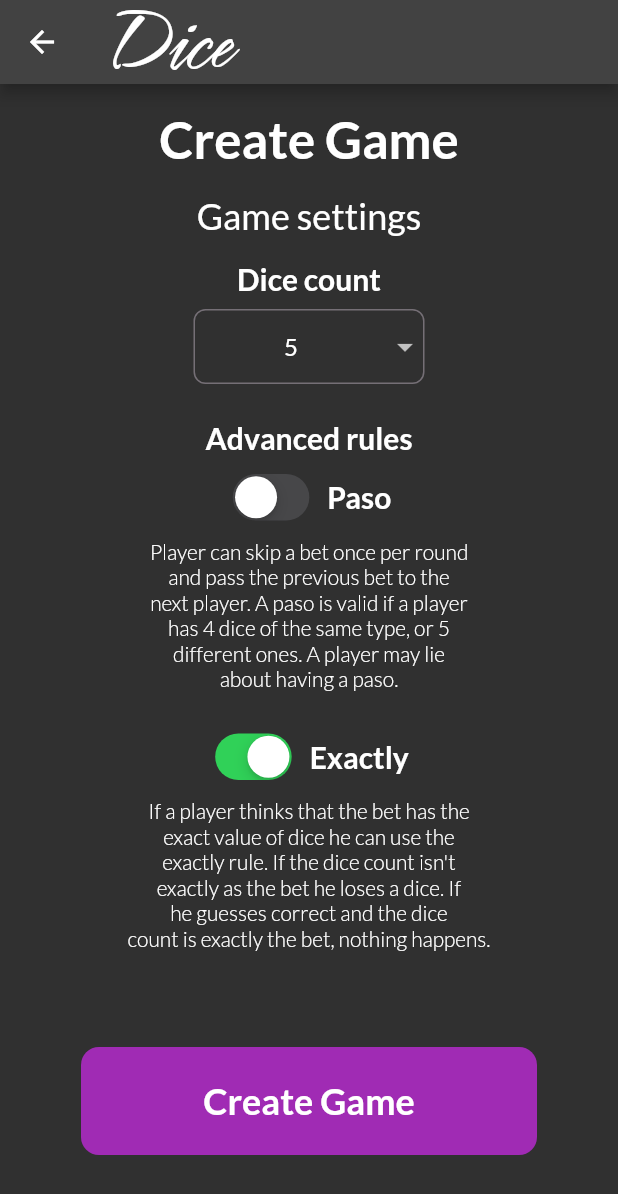
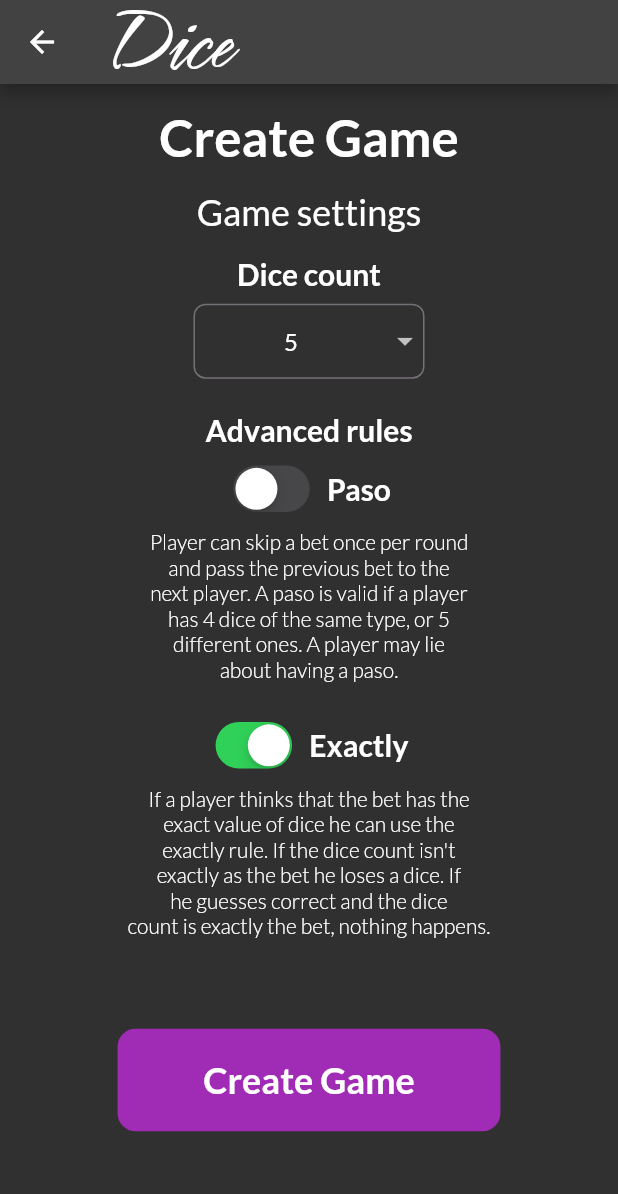
Before and after one commit to korenminchev/dice-fe, a Flutter app: the screen it shows after launch, after a tap on "Create Game", on a phone screen of 412 x 824 dp. Shown: the top 1194 px of the screen. Run offline on Flutter 3.47's test engine with Material 2 defaults, Android fonts, the light colour scheme and no system bars; our stand-ins replace bloc, dartz, equatable, flutter_bloc, get_it; missing offline and left inert: dart:html; accounts and stored records are empty; generated files the repository leaves out were written again; network calls fail.

Commit message:
Added responsiveness.

```diff
--- a/lib/core/widgets/app_ui.dart
+++ b/lib/core/widgets/app_ui.dart
@@ -4,4 +4,18 @@ class AppUI {
   static const Color primaryColor = Color(0xFFA02BB4);
   static const Color lightPurpleColor = Color(0xFFF3ABFF);
   static const Color lightGrayColor = Color(0xFF756F76);
+
+  static const int widthUnitsCount = 62;
+  static const int heightUintsCount = 110;
+
+  static double widthUnitSize = 0;
+  static double heightUnitSize = 0;
+
+  static void setUntitsSize(BuildContext context) {
+    widthUnitSize = (MediaQuery.of(context).size.width / widthUnitsCount);
+    heightUnitSize = (MediaQuery.of(context).size.height / heightUintsCount);
+  }
+
+  static double get widthUnit => widthUnitSize;
+  static double get heightUnit => heightUnitSize;
 }
--- a/lib/core/widgets/drawer/dice_drawer.dart
+++ b/lib/core/widgets/drawer/dice_drawer.dart
@@ -1,3 +1,4 @@
+import 'package:dice_fe/core/widgets/app_ui.dart';
 import 'package:flutter/material.dart';
 
 import 'drawer_item.dart';
@@ -8,6 +9,7 @@ class DiceDrawer extends StatelessWidget {
 
   @override
   Widget build(BuildContext context) {
+    AppUI.setUntitsSize(context);
     return SizedBox(
       width: width,
       child: Drawer(
--- a/lib/core/widgets/drawer/drawer_item.dart
+++ b/lib/core/widgets/drawer/drawer_item.dart
@@ -1,3 +1,4 @@
+import 'package:dice_fe/core/widgets/app_ui.dart';
 import 'package:flutter/material.dart';
 
 class DrawerItem extends StatelessWidget {
@@ -40,7 +41,7 @@ class DrawerItem extends StatelessWidget {
               ),
             ],
           ),
-          const SizedBox(height: 20),
+          SizedBox(height: 2.5 * AppUI.heightUnit),
         ],
       ),
     );
--- a/lib/core/widgets/primary_button.dart
+++ b/lib/core/widgets/primary_button.dart
@@ -4,17 +4,18 @@ import 'package:flutter/material.dart';
 class PrimaryButton extends StatelessWidget {
   final void Function()? onTap;
   final String text;
-  final double width;
-  final double height;
+  final double? width;
+  final double? height;
   const PrimaryButton(
     {required this.text,
     required this.onTap,
-    this.width = 288,
-    this.height = 56,
+    this.width,
+    this.height,
     Key? key}) : super(key: key);
 
   @override
   Widget build(BuildContext context) {
+    AppUI.setUntitsSize(context);
     return TextButton(
       style: ButtonStyle(
         backgroundColor: MaterialStateProperty.all<Color>(
@@ -28,8 +29,8 @@ class PrimaryButton extends StatelessWidget {
       ),
       onPressed: onTap,
       child: SizedBox(
-        width: width,
-        height: height,
+        width: width ?? AppUI.widthUnit * 36,
+        height: height ?? AppUI.heightUnit * 7,
         child: Center(
           child: Text(
             text,
--- a/lib/core/widgets/text_field.dart
+++ b/lib/core/widgets/text_field.dart
@@ -19,9 +19,10 @@ class DiceTextField extends StatelessWidget {
 
   @override
   Widget build(BuildContext context) {
+    AppUI.setUntitsSize(context);
     return SizedBox(
-      width: 288,
-      height: 56,
+      width: AppUI.widthUnit * 36,
+      height: AppUI.heightUnit * 7,
       child: TextField(
         onChanged: onChanged,
         controller: controller,
--- a/lib/features/create_game/create_game_page.dart
+++ b/lib/features/create_game/create_game_page.dart
@@ -27,6 +27,7 @@ class _CreateGamePageState extends State<CreateGamePage> {
 
   @override
   Widget build(BuildContext context) {
+    AppUI.setUntitsSize(context);
     return Scaffold(
       appBar: AppBar(
         title: const DiceAppBarTitle(),
@@ -34,7 +35,7 @@ class _CreateGamePageState extends State<CreateGamePage> {
       body: SingleChildScrollView(
         child: Column(
           children: [
-            const SizedBox(height: 16),
+            SizedBox(height: 2 * AppUI.heightUnit),
             const Text(
               "Create Game",
               style: TextStyle(
@@ -42,14 +43,14 @@ class _CreateGamePageState extends State<CreateGamePage> {
                 fontWeight: FontWeight.w700
               ),
             ),
-            const SizedBox(height: 16),
+            SizedBox(height: 2 * AppUI.heightUnit),
             const Text(
               "Game settings",
               style: TextStyle(
                 fontSize: 24
               ),
             ),
-            const SizedBox(height: 16),
+            SizedBox(height: 2 * AppUI.heightUnit),
             const Text(
               "Dice count",
               style: TextStyle(
@@ -57,7 +58,7 @@ class _CreateGamePageState extends State<CreateGamePage> {
                 fontWeight: FontWeight.w700
               ),
             ),
-            const SizedBox(height: 8),
+            SizedBox(height: AppUI.heightUnit),
             Container(
               decoration: BoxDecoration(
                 border: Border.all(color: AppUI.lightGrayColor),
@@ -84,9 +85,7 @@ class _CreateGamePageState extends State<CreateGamePage> {
                 ),
               ),
             ),
-            const SizedBox(
-              height: 24,
-            ),
+            SizedBox(height: 3 * AppUI.heightUnit),
             const Text(
               "Advanced rules",
               style: TextStyle(
@@ -94,7 +93,7 @@ class _CreateGamePageState extends State<CreateGamePage> {
                 fontWeight: FontWeight.w700
               )
             ),
-            const SizedBox(height: 8),
+            SizedBox(height: AppUI.heightUnit),
             Row(
               mainAxisAlignment: MainAxisAlignment.center,
               children: [
@@ -104,7 +103,7 @@ class _CreateGamePageState extends State<CreateGamePage> {
                     rules.pasoAllowed = newValue;
                   })
                 ),
-                const SizedBox(width: 8),
+                SizedBox(width: AppUI.heightUnit),
                 const Text(
                   "Paso",
                   style: TextStyle(
@@ -114,7 +113,7 @@ class _CreateGamePageState extends State<CreateGamePage> {
                 )
               ],
             ),
-            const SizedBox(height: 8),
+            SizedBox(height: AppUI.heightUnit),
             const Text(
               "Player can skip a bet once per round\n"
               "and pass the previous bet to the\n"
@@ -128,7 +127,7 @@ class _CreateGamePageState extends State<CreateGamePage> {
                 fontWeight: FontWeight.w300
               ),
             ),
-            const SizedBox(height: 24),
+            SizedBox(height: 3 * AppUI.heightUnit),
             Row(
               mainAxisAlignment: MainAxisAlignment.center,
               children: [
@@ -138,7 +137,7 @@ class _CreateGamePageState extends State<CreateGamePage> {
                     rules.exactAllowed = newValue;
                   })
                 ),
-                const SizedBox(width: 8),
+                SizedBox(width: AppUI.heightUnit),
                 const Text(
                   "Exactly",
                   style: TextStyle(
@@ -148,7 +147,7 @@ class _CreateGamePageState extends State<CreateGamePage> {
                 )
               ],
             ),
-            const SizedBox(height: 8),
+            SizedBox(height: AppUI.heightUnit),
             const Text(
               "If a player thinks that the bet has the\n"
               "exact value of dice he can use the\n"
@@ -162,7 +161,7 @@ class _CreateGamePageState extends State<CreateGamePage> {
                 fontWeight: FontWeight.w300
               ),
             ),
-            const SizedBox(height: 64),
+            SizedBox(height: 8 * AppUI.heightUnit),
             if (loading)
               const CircularProgressIndicator.adaptive(),
             if (!loading)
@@ -182,7 +181,7 @@ class _CreateGamePageState extends State<CreateGamePage> {
                   );
                 }
               ),
-            const SizedBox(height: 32)
+            SizedBox(height: 4 * AppUI.heightUnit),
           ],
         ),
       ),
--- a/lib/features/home/pages/home_page.dart
+++ b/lib/features/home/pages/home_page.dart
@@ -1,3 +1,4 @@
+import 'package:dice_fe/core/widgets/app_ui.dart';
 import 'package:dice_fe/core/widgets/drawer/dice_drawer.dart';
 import 'package:dice_fe/core/widgets/primary_button.dart';
 import 'package:dice_fe/features/create_game/create_game_page.dart';
@@ -15,6 +16,7 @@ class HomePage extends StatelessWidget {
 
   @override
   Widget build(BuildContext context) {
+    AppUI.setUntitsSize(context);
     return Scaffold(
       drawer: const DiceDrawer(),
       appBar: AppBar(),
@@ -50,34 +52,34 @@ class HomePage extends StatelessWidget {
       }),
       builder: (context, state) {
         return (state is Loading) ? const Center(child: CircularProgressIndicator())
-          : SingleChildScrollView(
+          : Center(
             child: Column(
               crossAxisAlignment: CrossAxisAlignment.center,
               children: <Widget>[
-                const SizedBox(height: 32, width: 1000),
+                const SizedBox(height: 32),
                 const Text(
                   "Dice",
                   style: TextStyle(fontFamily: "Hurricane", fontSize: 96),
                 ),
                 SizedBox(
-                    width: 200,
-                    height: 200,
+                    width: 25 * AppUI.widthUnit,
+                    height: 25 * AppUI.heightUnit,
                     child: Image.asset("assets/images/dice_logo.png")),
-                const SizedBox(height: 56),
+                SizedBox(height: 7 * AppUI.heightUnit),
                 PrimaryButton(
                   text: 'Join Game',
                   onTap: () {
                     BlocProvider.of<HomeBloc>(context).add(JoinGame());
                   },
                 ),
-                const SizedBox(height: 16),
+                SizedBox(height: 2 * AppUI.heightUnit),
                 PrimaryButton(
                   text: 'Create Game',
                   onTap: () {
                     BlocProvider.of<HomeBloc>(context).add(CreateGameButton());
                   },
                 ),
-                const SizedBox(height: 32),
+                SizedBox(height: 4 * AppUI.heightUnit),
                 GestureDetector(
                   onTap: () {
                     BlocProvider.of<HomeBloc>(context).add(GameRulesEvent());
@@ -89,10 +91,10 @@ class HomePage extends StatelessWidget {
                     ),
                   ),
                 ),
-                const SizedBox(height: 16)
+                SizedBox(height: 2 * AppUI.heightUnit),
               ],
             ),
-        );
+          );
       }
     );
   }
--- a/lib/main.dart
+++ b/lib/main.dart
@@ -1,3 +1,4 @@
+import 'package:dice_fe/core/widgets/app_ui.dart';
 import 'package:dice_fe/features/create_game/create_game_page.dart';
 import 'package:dice_fe/features/create_user/app/pages/create_user_page.dart';
 import 'package:dice_fe/features/game/app/pages/game_page.dart';
```
Also changed, not shown: lib/features/game/app/widgets/game_lobby.dart (+18 -17 lines), lib/features/join/app/pages/join_page.dart (+6 -4 lines).
